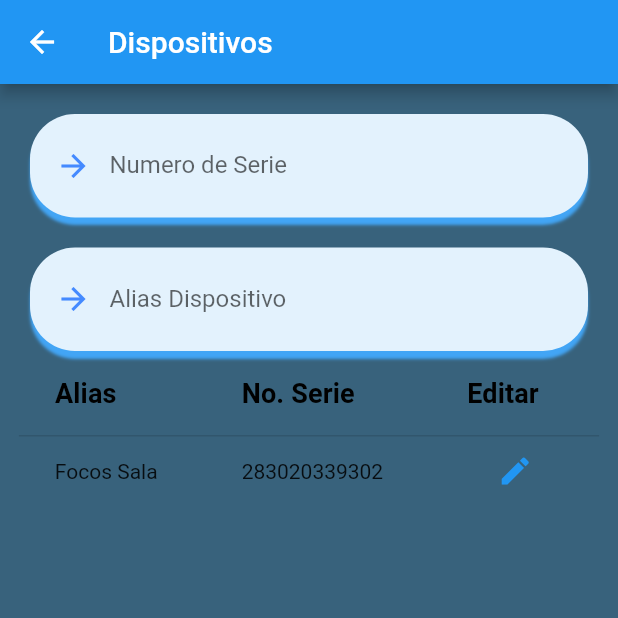
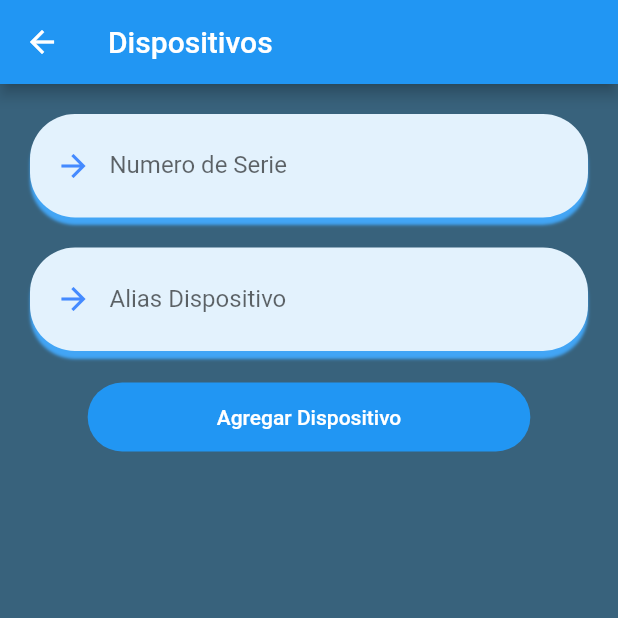
Before and after one commit to CrisDaws/Electronic, a Flutter app: the DispositivosPage screen opened by its route, on a phone screen of 412 x 824 dp, the top half of it. Run offline on Flutter 3.47's test engine with Material 2 defaults, Android fonts, the phone set to English and light mode, and no system bars; network calls fail.

Commit message:
Verificar GET de dispositivo

```diff
--- a/lib/main.dart
+++ b/lib/main.dart
@@ -12,7 +12,7 @@ class MyApp extends StatelessWidget {
     return MaterialApp(
       debugShowCheckedModeBanner: false,
       title: 'EAC',
-      initialRoute: 'login',
+      initialRoute: 'listar',
       routes: routes,
     );
   }
--- a/lib/src/pages/dispositivos.dart
+++ b/lib/src/pages/dispositivos.dart
@@ -1,5 +1,7 @@
 import 'package:flutter/material.dart';
-
+import 'package:http/http.dart' as http;
+import 'dart:async';
+import 'dart:convert';
 class DispositivosPage extends StatefulWidget {
   const DispositivosPage({ Key? key }) : super(key: key);
 
@@ -8,12 +10,68 @@ class DispositivosPage extends StatefulWidget {
 }
 
 class _DispositivosPageState extends State<DispositivosPage> {
+
+
+  late TextEditingController alias, serie;
+
+    @override
+  void initState() {
+    super.initState();
+    alias = new TextEditingController();
+    serie = new TextEditingController();
+    fetchPosts();
+  }
+
+  Future addDevice() async {
+    var url = Uri.parse("http://localhost/estadia/registro_dispositivo.php");
+    var data = { "devices_alias": alias.text, "devices_serie": serie.text };
+    var res = await http.post(url, body: data);
+
+    print(res);
+
+    if(res.body == "Error") {
+      Text("Algo salio mal", style: TextStyle(fontSize: 25, color: Colors.red));
+    } else {
+      Text('Dispositivo Agregado Correctamente',
+      style: TextStyle(fontSize: 25, color: Colors.green),);
+    }
+  }
+
+
+  void fetchPosts() async {
+
+    final url = "http://localhost/estadia/getData.php";
+    var _postJson = [];
+
+    try {
+      final response = await http.get(Uri.parse(url));
+      final jsonData = jsonDecode(response.body) as List;
+      setState(() {
+        _postJson = jsonData;
+      });
+    } catch (err) {}
+  }
+
+
+//  Future<List> getData() async {
+//    var url = Uri.parse("http://localhost/estadia/getData.php");
+//   final response = await http.get(url);
+//   return json.decode(response.body);
+//   }
+
+
+
   @override
   Widget build(BuildContext context) {
+
     return Scaffold(
        backgroundColor: Color.fromRGBO(56, 98, 124, 1),
       appBar: AppBar(
         title: Text('Dispositivos'),
+        leading: IconButton(onPressed: (){ Navigator.pushReplacementNamed(context, 'dash'); }, icon: Icon(Icons.arrow_back_sharp)),
+        actions: [
+
+        ],
       ),
       body: SafeArea(
         child: SingleChildScrollView(
@@ -43,6 +101,7 @@ class _DispositivosPageState extends State<DispositivosPage> {
             prefixIcon: Icon(Icons.arrow_forward_sharp, color: Colors.blueAccent),
             labelText: 'Numero de Serie'
           ),
+          controller: serie
         )
               ),
               Container(
@@ -67,42 +126,69 @@ class _DispositivosPageState extends State<DispositivosPage> {
             prefixIcon: Icon(Icons.arrow_forward_sharp, color: Colors.blueAccent),
             labelText: 'Alias Dispositivo'
           ),
+          controller: alias,
         )
               ),
+              SizedBox(height: 20.0),
+              ElevatedButton(
+                        onPressed: () {
+                          addDevice();
+                        },
+                        child: Container(
+                          padding: EdgeInsets.symmetric(
+                              horizontal: 70.0, vertical: 15.0),
+                          child: Text('Agregar Dispositivo'),
+                        ),
+                        style: ElevatedButton.styleFrom(
+                            shape: RoundedRectangleBorder(
+                              borderRadius: BorderRadius.circular(30.0),
+                            ),
+                            elevation: 0.0,
+                            primary: Colors.blue)),
               Center(
 
               ),
-              DataTable(
-                columns: [
-                  DataColumn(label: Text(
-                    'Alias',
-                    style: TextStyle(fontSize: 18, fontWeight: FontWeight.bold),
-                  )),
-                  DataColumn(label: Text(
-                    'No. Serie',
-                    style: TextStyle(fontSize: 18, fontWeight: FontWeight.bold),
-                  )),
-                  DataColumn(label: Text(
-                    'Editar',
-                    style: TextStyle(fontSize: 18, fontWeight: FontWeight.bold),
-                  )),
 
-                ],
-                rows: [
-                  DataRow(cells: [
-                    DataCell(Text('Focos Sala')),
-                    DataCell(Text('283020339302')),
-                    DataCell(
-                      TextButton(onPressed: (){},child: Icon(Icons.edit)),
-                    ),
 
-                  ])
-                ],
-              )
+
+              // DataTable(
+              //   columns: [
+              //     DataColumn(label: Text(
+              //       'Alias',
+              //       style: TextStyle(fontSize: 18, fontWeight: FontWeight.bold),
+              //     )),
+              //     DataColumn(label: Text(
+              //       'No. Serie',
+              //       style: TextStyle(fontSize: 18, fontWeight: FontWeight.bold),
+              //     )),
+              //     DataColumn(label: Text(
+              //       'Editar',
+              //       style: TextStyle(fontSize: 18, fontWeight: FontWeight.bold),
+              //     )),
+
+              //   ],
+              //   rows: [
+              //     DataRow(cells: [
+              //       DataCell(Text('Focos Sala')),
+              //       DataCell(Text('283020339302')),
+              //       DataCell(
+              //         TextButton(onPressed: (){}
+              //         ,child: Icon(Icons.edit)),
+              //       ),
+
+              //     ])
+              //   ],
+              // )
             ],
+
           )
         ),
       ),
+
     );
+
   }
+
+
+
 }
--- /dev/null
+++ b/lib/src/pages/listarData_page.dart
@@ -0,0 +1,59 @@
+import 'dart:convert';
+
+import 'package:flutter/material.dart';
+import 'package:http/http.dart' as http;
+
+class ListarPage extends StatefulWidget {
+  const ListarPage({ Key? key }) : super(key: key);
+
+  @override
+  _ListarPageState createState() => _ListarPageState();
+}
+
+class _ListarPageState extends State<ListarPage> {
+
+  final url = "http://localhost/estadia/getData.php";
+
+  var _postJson = [];
+
+  void fetchPosts() async {
+
+      final response = await http.get(Uri.parse(url));
+      final jsonData = jsonDecode(response.body) as List;
+
+      setState(() {
+        _postJson = jsonData;
+      });
+  }
+
+  @override
+  void initState() {
+    super.initState();
+    fetchPosts();
+  }
+
+  @override
+  Widget build(BuildContext context) {
+    return MaterialApp(
+      debugShowCheckedModeBanner: false,
+      home: Scaffold(
+        appBar: AppBar(title: Text("Mis dispositivos"),),
+        body: ListView.builder(
+          itemCount: _postJson.length,
+          itemBuilder: (context, i) {
+            final post = _postJson[i];
+            // return Text("Alias: ${post["devices_alias"]}");
+            return Card(
+              child: ListTile(
+                leading: FlutterLogo(size: 56.0),
+                title: Text("Dispositivo: ${post["devices_alias"]}"),
+                subtitle: Text("Numero de Serie: ${post["devices_serie"]}"),
+                trailing: Icon(Icons.more_vert),
+              ),
+            );
+          }
+        ),
+      ),
+    );
+  }
+}
--- a/lib/src/pages/menu_widget.dart
+++ b/lib/src/pages/menu_widget.dart
@@ -33,7 +33,7 @@ class MenuPage extends StatelessWidget {
           ListTile(
             leading: Icon(Icons.settings),
             title: Text('Dispositivos'),
-            onTap: () => {Navigator.of(context).pop()},
+            onTap: () => {Navigator.pushReplacementNamed(context, 'devices')},
           ),
           ListTile(
             leading: Icon(Icons.exit_to_app),
--- a/lib/src/routes/routes.dart
+++ b/lib/src/routes/routes.dart
@@ -1,5 +1,6 @@
 import 'package:electronic/src/pages/dashboard_page.dart';
 import 'package:electronic/src/pages/dispositivos.dart';
+import 'package:electronic/src/pages/listarData_page.dart';
 import 'package:electronic/src/pages/login_page.dart';
 import 'package:electronic/src/pages/register_page.dart';
 import 'package:electronic/src/pages/test_page.dart';
@@ -10,5 +11,6 @@ final Map<String, Widget Function(BuildContext)> routes = {
   'register': (_) => RegisterPage(),
   'dash': (_) => DashboardPage(),
   'test': (_) => TestPage(),
-  'devices':(_) => DispositivosPage()
+  'devices':(_) => DispositivosPage(),
+  'listar': (_) => ListarPage()
 };
```
Also changed, not shown: lib/src/pages/login_page.dart (+14 -14 lines).
